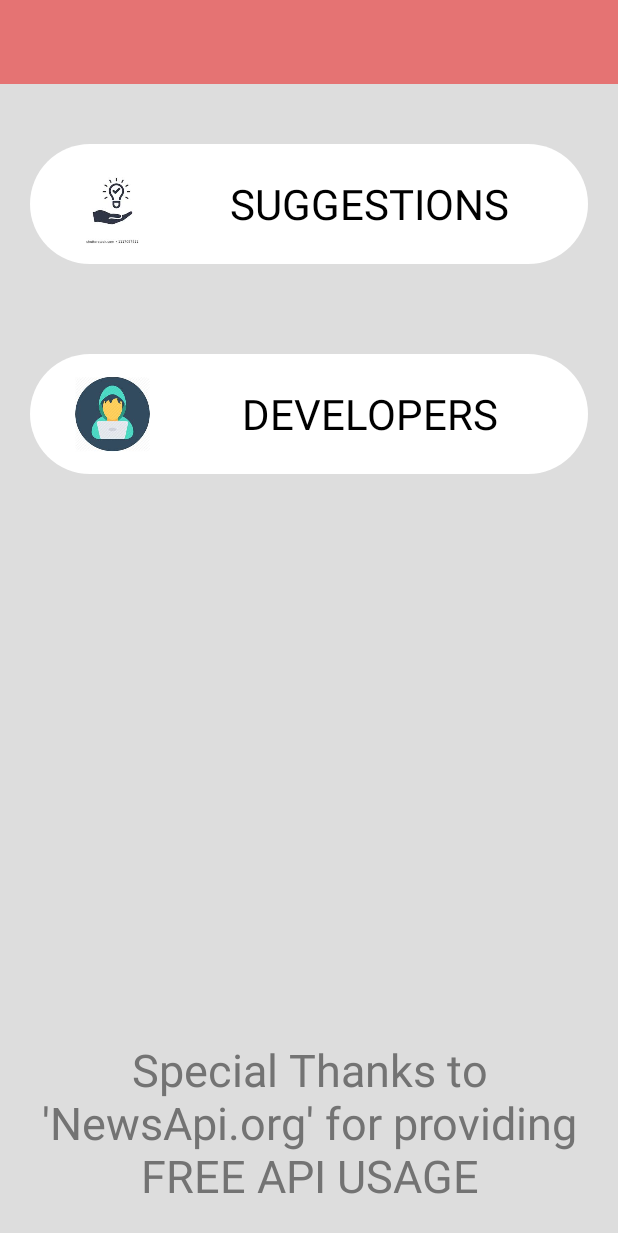
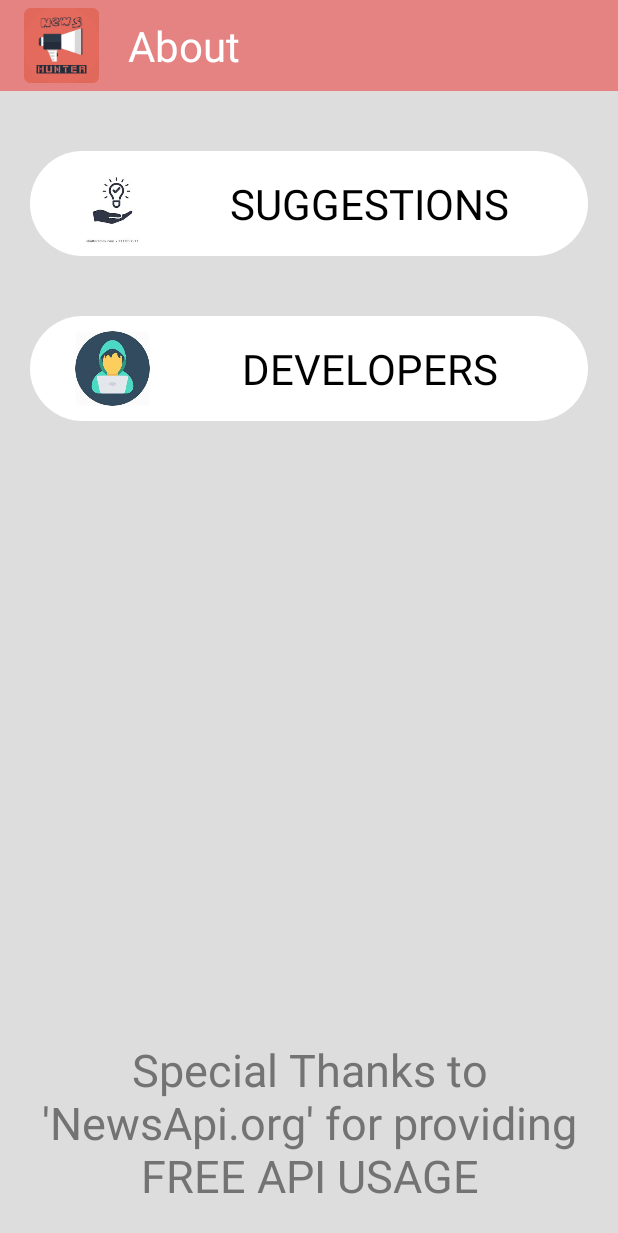
Before and after one commit to Kushal-Gera/NewsHunter, an Android app: the SettingsAct screen opened directly, with no data from a screen before it, on a phone screen of 412 x 824 dp. Shown: the top 1233 px of the screen. Run offline under Robolectric (Android 15) with nearby library versions, the phone set to English and light mode, and no system bars; network calls fail.

Commit message:
ui improvements all over

```diff
--- a/app/src/main/java/com/example/newshunter/MainActivity.java
+++ b/app/src/main/java/com/example/newshunter/MainActivity.java
@@ -68,8 +68,8 @@ public class MainActivity extends AppCompatActivity {
         setContentView(R.layout.activity_main);
 
         if (firebaseAuth.getCurrentUser() == null){
+            startActivity(new Intent(this, LoginActivity.class));
             finish();
-            startActivity(new Intent(this, LoginActivity.class));
         }
         Toast.makeText(this, "Hello " + firebaseAuth.getCurrentUser().getEmail() , Toast.LENGTH_SHORT).show();
 
@@ -302,4 +302,5 @@ public class MainActivity extends AppCompatActivity {
     }
 
 
+
 }
--- a/app/src/main/java/com/example/newshunter/SavedNotesAct.java
+++ b/app/src/main/java/com/example/newshunter/SavedNotesAct.java
@@ -12,6 +12,7 @@ import android.widget.Toast;
 
 import androidx.annotation.NonNull;
 import androidx.appcompat.app.AppCompatActivity;
+import androidx.recyclerview.widget.DividerItemDecoration;
 import androidx.recyclerview.widget.LinearLayoutManager;
 import androidx.recyclerview.widget.RecyclerView;
 
@@ -55,11 +56,13 @@ public class SavedNotesAct extends AppCompatActivity {
         View content = findViewById(R.id.content);
         Snackbar.make(content , "Tap Any Note To Edit", Snackbar.LENGTH_LONG).show();
 
+        //To sort it upside down
         note_recView = findViewById(R.id.note_recView);
         LinearLayoutManager linearLayoutManager =new LinearLayoutManager(this);
         linearLayoutManager.setReverseLayout(true);
         linearLayoutManager.setStackFromEnd(true);
         note_recView.setLayoutManager(linearLayoutManager);
+        //*****************************************************************************************
 
         auth = FirebaseAuth.getInstance();
         if (auth.getCurrentUser() != null)
--- a/app/src/main/res/layout/activity_settings.xml
+++ b/app/src/main/res/layout/activity_settings.xml
@@ -11,10 +11,29 @@
         android:id="@+id/toolbar"
         android:layout_width="match_parent"
         android:layout_height="wrap_content"
-        android:background="@color/colorPrimaryDark"
+        android:background="@color/colorPrimaryTransparent"
         app:layout_constraintEnd_toEndOf="parent"
         app:layout_constraintStart_toStartOf="parent"
-        app:layout_constraintTop_toTopOf="parent" />
+        app:layout_constraintTop_toTopOf="parent">
+
+        <ImageView
+            android:layout_width="50dp"
+            android:layout_height="50dp"
+            android:layout_marginTop="5dp"
+            android:layout_marginEnd="5dp"
+            android:layout_marginBottom="5dp"
+            android:layout_marginStart="10dp"
+            android:src="@mipmap/ic_launcher_round" />
+
+        <TextView
+            android:layout_width="wrap_content"
+            android:layout_height="match_parent"
+            android:layout_marginStart="20dp"
+            android:text="About"
+            android:textColor="#FFF"
+            android:textSize="28sp" />
+
+    </androidx.appcompat.widget.Toolbar>
 
     <LinearLayout
         android:layout_width="match_parent"
@@ -35,7 +54,7 @@
 
             <ImageView
                 android:layout_width="80dp"
-                android:layout_height="80dp"
+                android:layout_height="70dp"
                 android:contentDescription="@string/image_description"
                 android:paddingStart="30dp"
                 android:src="@drawable/sug"
@@ -57,13 +76,13 @@
         <LinearLayout
             android:layout_width="match_parent"
             android:layout_height="wrap_content"
-            android:layout_marginTop="60dp"
+            android:layout_marginTop="40dp"
             android:background="@drawable/new_btn_bg"
             android:orientation="horizontal">
 
             <ImageView
                 android:layout_width="80dp"
-                android:layout_height="80dp"
+                android:layout_height="70dp"
                 android:contentDescription="@string/image_description"
                 android:paddingStart="30dp"
                 android:src="@drawable/dev"
--- a/app/src/main/res/values/strings.xml
+++ b/app/src/main/res/values/strings.xml
@@ -22,4 +22,5 @@
     <string name="thnx">Special Thanks to \'NewsApi.org\' for providing FREE API USAGE</string>
     <string name="developers">DEVELOPERS</string>
     <string name="suggestions">SUGGESTIONS</string>
+    <string name="make_a_note">Wanna Make a Note ?</string>
 </resources>
--- a/app/src/main/res/values/styles.xml
+++ b/app/src/main/res/values/styles.xml
@@ -6,13 +6,16 @@
         <item name="colorPrimary">@color/colorPrimary</item>
         <item name="colorPrimaryDark">@color/colorPrimaryDark</item>
         <item name="colorAccent">@color/colorAccent</item>
-
     </style>
 
-    <style name="AppTheme.mySlideTheme">
+    <style name="TransparentTheme" parent="Theme.AppCompat.Light.NoActionBar">
+        <item name="colorPrimary">@color/colorPrimary</item>
+        <item name="colorPrimaryDark">@color/colorPrimaryDark</item>
+        <item name="colorAccent">@color/colorAccent</item>
+        <item name="android:statusBarColor">@android:color/transparent</item>
+
         <item name="android:windowIsTranslucent">true</item>
         <item name="android:windowBackground">@android:color/transparent</item>
-
     </style>
 
 </resources>
```
Also changed, not shown: app/src/main/AndroidManifest.xml (+6 -4 lines), app/src/main/res/drawable/divider.xml (added, +11 -0 lines), app/src/main/res/layout/activity_main.xml (+8 -0 lines), app/src/main/res/menu/drawer_menu.xml (added, +45 -0 lines).
